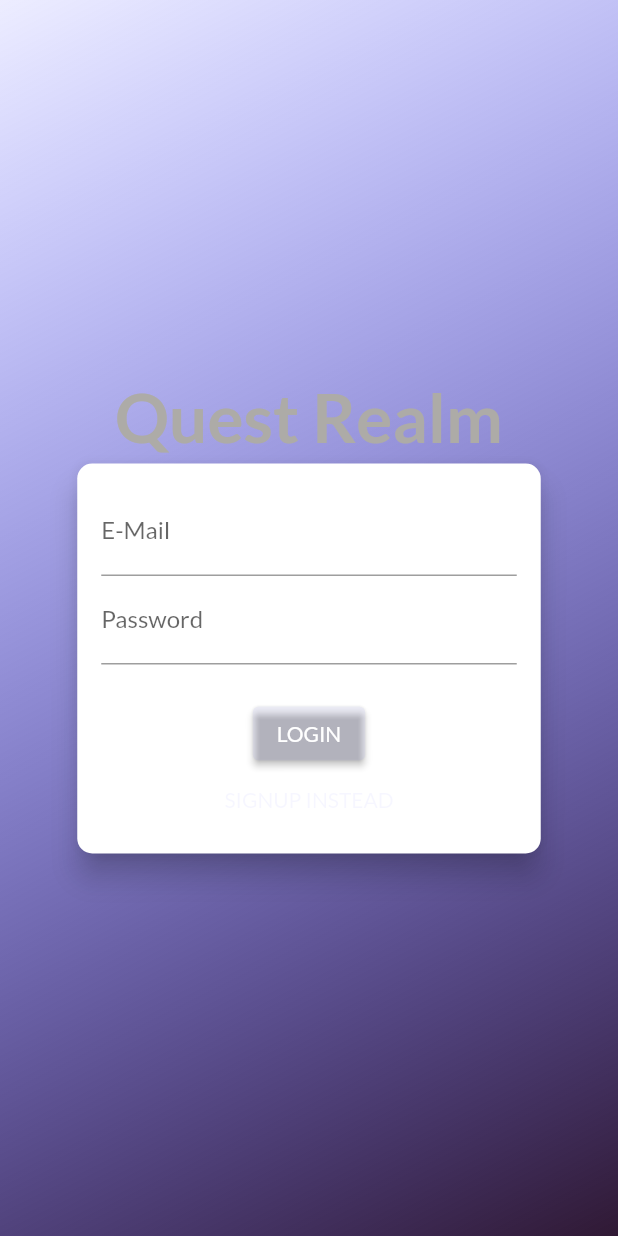
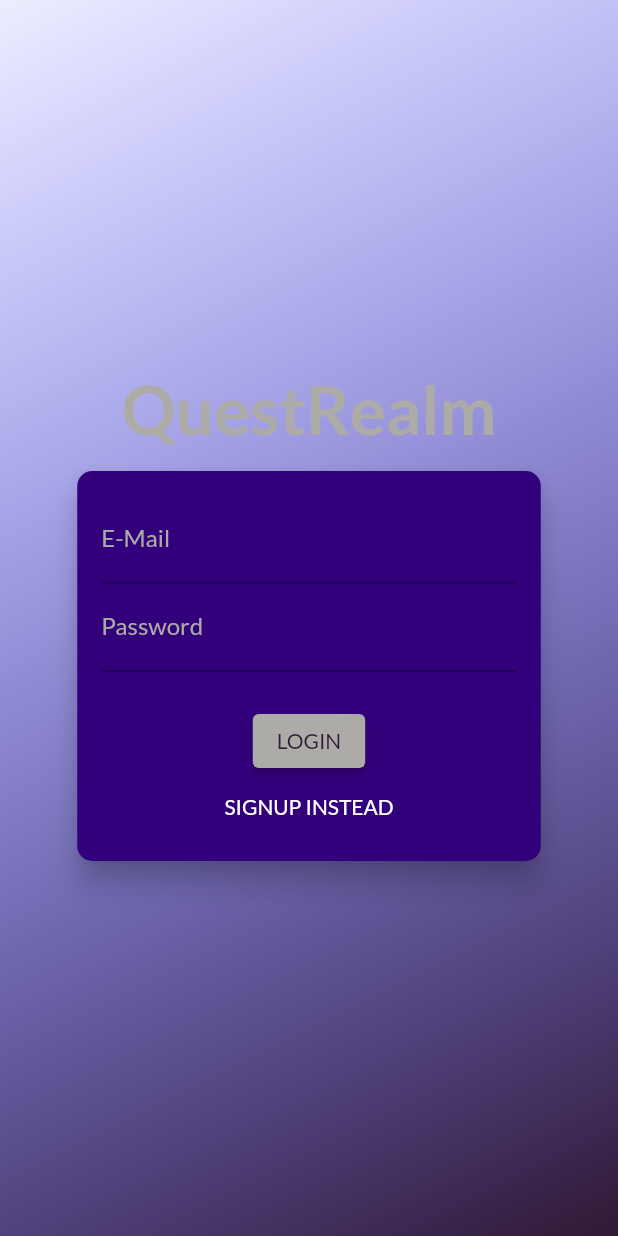
Before and after one commit to denosg/quest_realm, a Flutter app: the AuthScreen screen opened directly, on a phone screen of 412 x 824 dp. Run offline on Flutter 3.47's test engine with Material 2 defaults, Android fonts, the phone set to English and light mode, and no system bars; our stand-ins replace shared_preferences; accounts and stored records are empty.

Commit message:
Added AuthScreen UI

```diff
--- a/lib/screens/auth_screen.dart
+++ b/lib/screens/auth_screen.dart
@@ -33,13 +33,14 @@ class AuthScreen extends StatelessWidget {
                 crossAxisAlignment: CrossAxisAlignment.center,
                 children: <Widget>[
                   const Text(
-                    'Quest Realm',
+                    'QuestRealm',
                     style: TextStyle(
                       color: Color.fromRGBO(173, 171, 167, 1),
                       fontSize: 45,
                       fontWeight: FontWeight.bold,
                     ),
                   ),
+                  const SizedBox(height: 10),
                   Flexible(
                     flex: deviceSize.width > 600 ? 2 : 1,
                     child: AuthCard(),
--- a/lib/screens/quest_details_screen.dart
+++ b/lib/screens/quest_details_screen.dart
@@ -1,6 +1,4 @@
 import 'package:flutter/material.dart';
-import 'package:flutter/src/widgets/framework.dart';
-import 'package:flutter/src/widgets/placeholder.dart';
 import 'package:quest_realm/data/false_data.dart';
 
 class QuestDetailsScreen extends StatelessWidget {
--- a/lib/widgets/auth_card.dart
+++ b/lib/widgets/auth_card.dart
@@ -108,6 +108,7 @@ class _AuthCardState extends State<AuthCard>
     final deviceSize = MediaQuery.of(context).size;
     // the AuthCard itself
     return Card(
+      color: const Color.fromRGBO(51, 0, 123, 1),
       shape: RoundedRectangleBorder(
         borderRadius: BorderRadius.circular(10.0),
       ),
@@ -129,7 +130,13 @@ class _AuthCardState extends State<AuthCard>
               children: <Widget>[
                 // login e-mail TextFormField
                 TextFormField(
-                  decoration: const InputDecoration(labelText: 'E-Mail'),
+                  style:
+                      const TextStyle(color: Color.fromRGBO(173, 171, 167, 1)),
+                  decoration: const InputDecoration(
+                    labelText: 'E-Mail',
+                    labelStyle:
+                        TextStyle(color: Color.fromRGBO(173, 171, 167, 1)),
+                  ),
                   keyboardType: TextInputType.emailAddress,
                   validator: (value) {
                     // verifies if the e-amil is valid
@@ -144,7 +151,13 @@ class _AuthCardState extends State<AuthCard>
                 ),
                 // login password TextFormField
                 TextFormField(
-                  decoration: const InputDecoration(labelText: 'Password'),
+                  style:
+                      const TextStyle(color: Color.fromRGBO(173, 171, 167, 1)),
+                  decoration: const InputDecoration(
+                    labelText: 'Password',
+                    labelStyle:
+                        TextStyle(color: Color.fromRGBO(173, 171, 167, 1)),
+                  ),
                   obscureText: true,
                   controller: _passwordController,
                   validator: (value) {
@@ -160,9 +173,14 @@ class _AuthCardState extends State<AuthCard>
                 if (_authMode == AuthMode.Signup)
                   // adds a new TextFormField if the user needs to signup
                   TextFormField(
+                    style: const TextStyle(
+                        color: Color.fromRGBO(173, 171, 167, 1)),
                     enabled: _authMode == AuthMode.Signup,
-                    decoration:
-                        const InputDecoration(labelText: 'Confirm Password'),
+                    decoration: const InputDecoration(
+                      labelText: 'Confirm Password',
+                      labelStyle:
+                          TextStyle(color: Color.fromRGBO(173, 171, 167, 1)),
+                    ),
                     obscureText: true,
                     validator: _authMode == AuthMode.Signup
                         ? (value) {
@@ -187,10 +205,15 @@ class _AuthCardState extends State<AuthCard>
                       padding: const EdgeInsets.symmetric(
                           horizontal: 30.0, vertical: 2),
                       child: ElevatedButton(
+                        style: ElevatedButton.styleFrom(
+                          backgroundColor:
+                              const Color.fromRGBO(173, 171, 167, 1),
+                        ),
                         onPressed: _submit,
                         child: Text(
                           _authMode == AuthMode.Login ? 'LOGIN' : 'SIGN UP',
-                          style: const TextStyle(color: Colors.white),
+                          style:
+                              TextStyle(color: Theme.of(context).accentColor),
                         ),
                       ),
                     ),
@@ -205,7 +228,7 @@ class _AuthCardState extends State<AuthCard>
                     ),
                     child: Text(
                       '${_authMode == AuthMode.Login ? 'SIGNUP' : 'LOGIN'} INSTEAD',
-                      style: TextStyle(color: Theme.of(context).primaryColor),
+                      style: const TextStyle(color: Colors.white),
                     ),
                   ),
                 ),
--- a/lib/widgets/tabs_navigation.dart
+++ b/lib/widgets/tabs_navigation.dart
@@ -3,6 +3,7 @@ import 'package:flutter/material.dart';
 import '../screens/home_screen.dart';
 import '../screens/my_quests_screen.dart';
 
+// ignore: use_key_in_widget_constructors
 class TabsNavigation extends StatefulWidget {
   @override
   State<TabsNavigation> createState() => _TabsNavigationState();
```
Also changed, not shown: lib/main.dart (+32 -4 lines), lib/screens/splash_screen.dart (added, +12 -0 lines), 1 other file.
